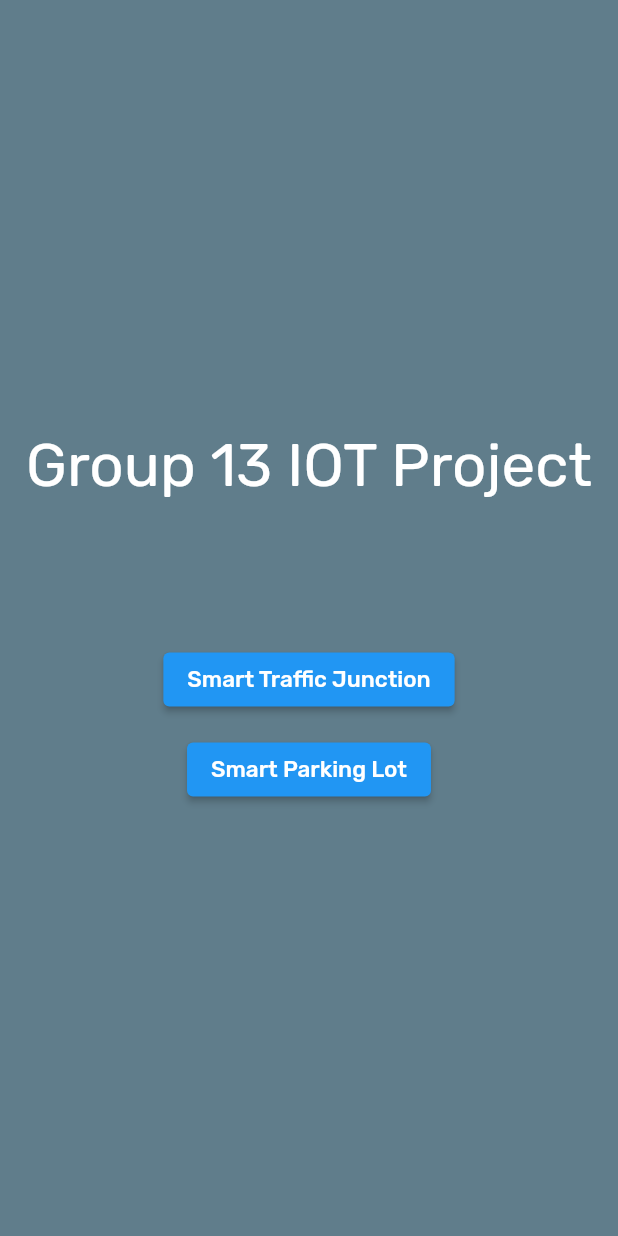
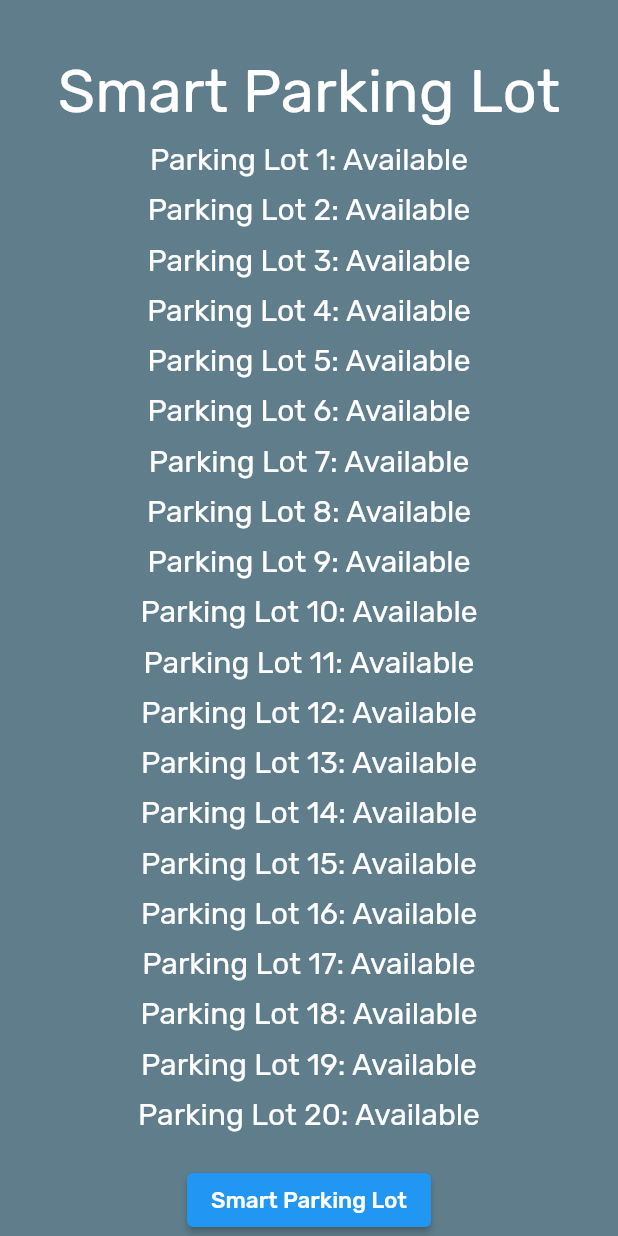
Before and after one commit to shashvat1965/iot_smart_city_app, a Flutter app: the screen it shows after launch, after a tap on "Smart Parking Lot", on a phone screen of 412 x 824 dp. Run offline on Flutter 3.47's test engine with Material 2 defaults, Android fonts, the phone set to English and light mode, and no system bars; our stand-ins replace fl_chart, flutter_screenutil, google_fonts, hive, hive_flutter; accounts and stored records are empty; network calls fail.

```diff
--- a/lib/main.dart
+++ b/lib/main.dart
@@ -3,12 +3,13 @@ import 'package:flutter_screenutil/flutter_screenutil.dart';
 import 'package:google_fonts/google_fonts.dart';
 import 'package:hive_flutter/adapters.dart';
 import 'package:iot_smart_city/constants.dart';
+import 'package:iot_smart_city/smart_parking/smart_parking.dart';
 import 'package:iot_smart_city/smart_traffic_junction/smart_traffic.dart';
 
 Future<void> main() async {
   await Hive.initFlutter();
   var box = await Hive.openBox('smart_traffic');
-  List<List<int>> data = [[],[],[]];
+  List<List<int>> data = [[], [], []];
   box.put('data', data);
   runApp(ScreenUtilInit(
       designSize: const Size(411.42857142857144, 867.4285714285714),
@@ -46,7 +47,9 @@ class MyApp extends StatelessWidget {
                 height: 12.5.h,
               ),
               ElevatedButton(
-                  onPressed: () {},
+                  onPressed: () {
+                    Navigator.push(context, MaterialPageRoute(builder: (context) => const SmartParking()));
+                  },
                   child: Text(
                     "Smart Parking Lot",
                     style: GoogleFonts.rubik(fontSize: 15.sp),
--- /dev/null
+++ b/lib/smart_parking/smart_parking.dart
@@ -0,0 +1,70 @@
+import 'dart:math';
+
+import 'package:flutter/material.dart';
+import 'package:flutter_screenutil/flutter_screenutil.dart';
+import 'package:google_fonts/google_fonts.dart';
+import 'package:iot_smart_city/smart_parking/view_model.dart';
+
+import '../constants.dart';
+
+class SmartParking extends StatefulWidget {
+  const SmartParking({Key? key}) : super(key: key);
+
+  @override
+  SmartParkingState createState() => SmartParkingState();
+}
+
+class SmartParkingState extends State<SmartParking> {
+  var openLane = "A";
+  bool isLoading = false;
+
+  buttonPressHandle() async {}
+
+  @override
+  Widget build(BuildContext context) {
+    return Scaffold(
+      backgroundColor: AppColors.bgColor,
+      body: Column(
+        mainAxisAlignment: MainAxisAlignment.center,
+        crossAxisAlignment: CrossAxisAlignment.center,
+        children: [
+          SizedBox(
+            height: 40.h,
+          ),
+          Text(
+            "Smart Parking Lot",
+            style: GoogleFonts.rubik(fontSize: 40.sp, color: Colors.white),
+          ),
+          SizedBox(
+            height: 10.h,
+          ),
+          Expanded(
+            child: ListView.builder(
+              padding: EdgeInsets.zero,
+              itemBuilder: (context, index) {
+                return Center(
+                    child: Padding(
+                  padding: EdgeInsets.only(bottom: 10.h),
+                  child: Text("Parking Lot ${index + 1}: ${Random().nextBool() ? "Available" : "Not Available"}",
+                      textAlign: TextAlign.center, style: GoogleFonts.rubik(fontSize: 20.sp, color: Colors.white)),
+                ));
+              },
+              itemCount: 40,
+            ),
+          ),
+          SizedBox(
+            height: 10.h,
+          ),
+          ElevatedButton(
+              onPressed: () {
+                SmartParkingViewModel().startSimulation();
+              },
+              child: Text(
+                "Smart Parking Lot",
+                style: GoogleFonts.rubik(fontSize: 15.sp),
+              )),
+        ],
+      ),
+    );
+  }
+}
```
Also changed, not shown: lib/smart_parking/api.dart (added, +37 -0 lines), lib/smart_parking/view_model.dart (added, +19 -0 lines), lib/smart_traffic_junction/api.dart (+6 -1 lines), lib/smart_traffic_junction/smart_traffic.dart (+0 -40 lines).
